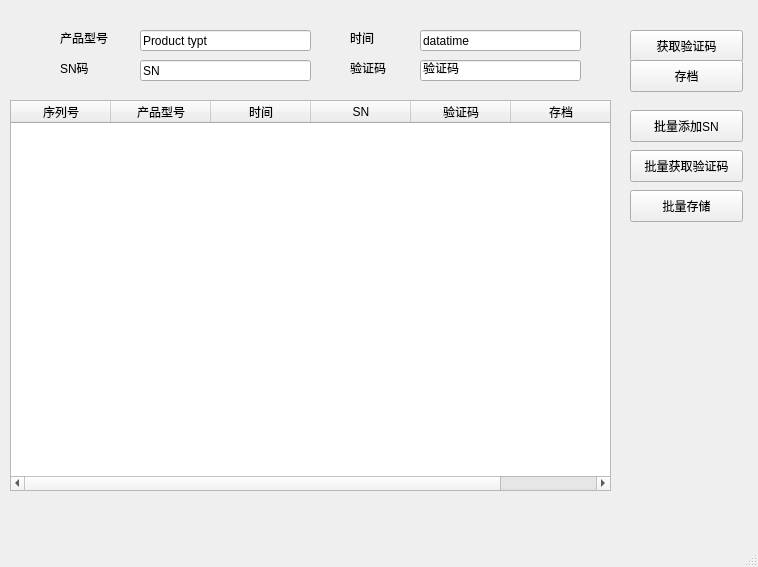
The window that TTDM/mainView.ui (SkyChen2012/company_HY) describes before a commit, drawn with Qt 5.
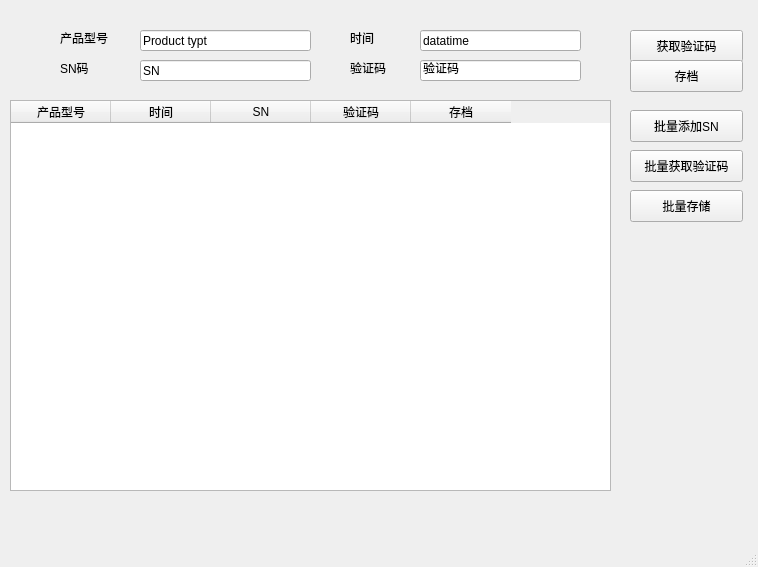
The same window after the commit.

The edit to the form file:
```diff
--- a/TTDM/mainView.ui
+++ b/TTDM/mainView.ui
@@ -78,11 +78,6 @@
       <height>391</height>
      </rect>
     </property>
-    <column>
-     <property name="text">
-      <string>序列号</string>
-     </property>
-    </column>
     <column>
      <property name="text">
       <string>产品型号</string>
```
